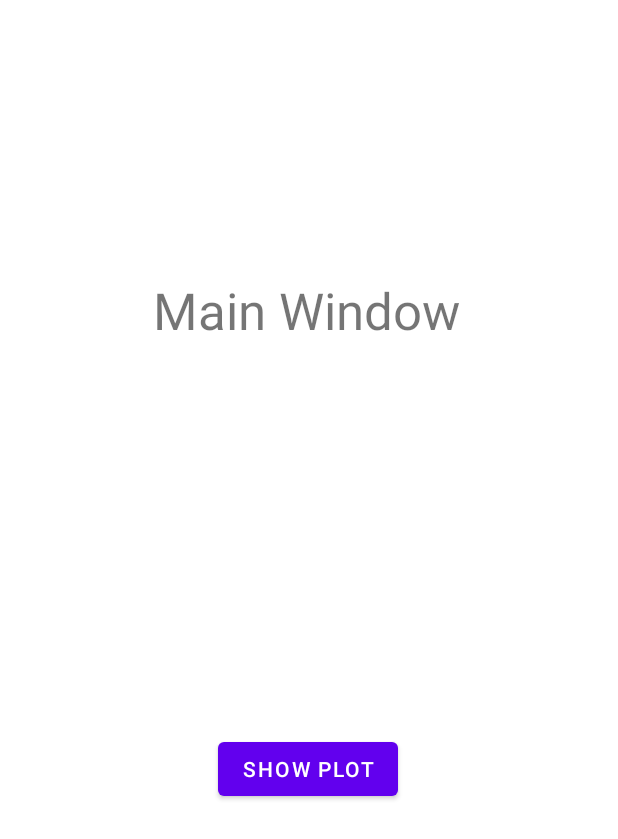
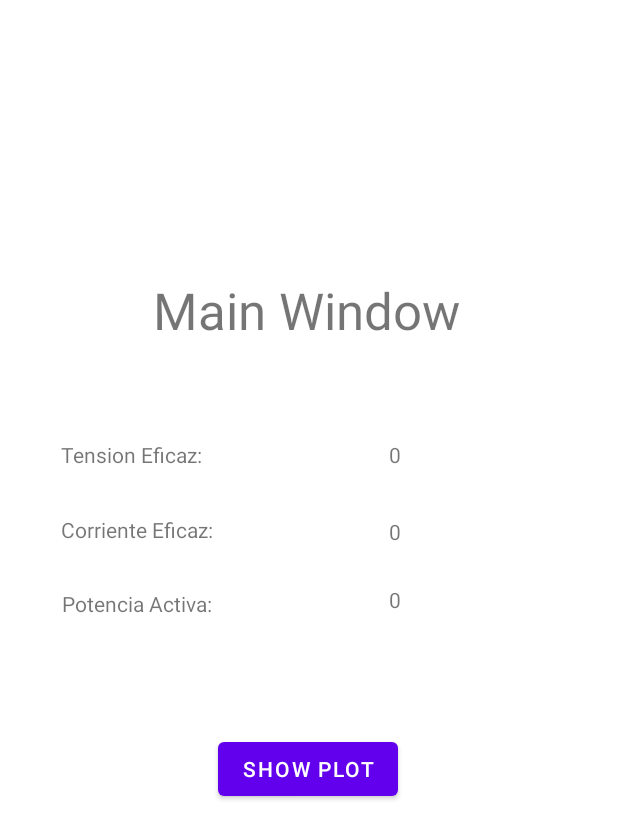
Before and after one commit to fgs222/ME1, an Android app: the layout activity_main.xml on its own in the app's theme, with its tools: preview values and no code run, on a phone screen of 412 x 824 dp. Shown: the top 839 px of the screen. Run offline under Robolectric (Android 15) with nearby library versions, the light colour scheme and no system bars; network calls fail.

Commit message:
Cambios Mainwindow
Seteo de Vef, Ief y P

```diff
--- a/TPO/app_cliente/app/src/main/java/com/example/app_cliente/Buffer.java
+++ b/TPO/app_cliente/app/src/main/java/com/example/app_cliente/Buffer.java
@@ -1,10 +1,29 @@
 package com.example.app_cliente;
 
 public class Buffer {
-    private Number[] Buffer;
+    private Number[] Buffer = {0};
 
-    public Number[] getBuffer() { return Buffer; }
-    public Number getBufferValue(int position) { return Buffer[position]; }
+    public Number[] getBuffer() { return this.Buffer; }
+    public Number getBufferValue(int position) { return this.Buffer[position]; }
+
+    public short[] asShort() {
+        short[] bufferShort = new short[this.Buffer.length];
+
+        for (int i = 0; i < this.Buffer.length; i++) { bufferShort[i] = this.Buffer[i].shortValue(); }
+
+        return bufferShort;
+    }
+
+    public int[] asInt() {
+        int[] bufferInt = new int[this.Buffer.length];
+        int i = 0;
+
+        for (i = 0; i < this.Buffer.length; i++){
+            bufferInt[i] = this.Buffer[i].intValue();
+        }
+
+        return bufferInt;
+    }
 
     public void SetBuffer( int bufferSize ) { this.Buffer = new Number[bufferSize]; }
     public void SetBufferValue( int position, Number value ){ this.Buffer[position] = value; }
--- a/TPO/app_cliente/app/src/main/java/com/example/app_cliente/MainActivity.java
+++ b/TPO/app_cliente/app/src/main/java/com/example/app_cliente/MainActivity.java
@@ -5,6 +5,8 @@ import androidx.appcompat.app.AppCompatActivity;
 import android.content.Intent;
 
 import android.os.Bundle;
+import android.os.Handler;
+import android.os.Looper;
 import android.util.Log;
 import android.view.View;
 import android.widget.AdapterView;
@@ -24,8 +26,10 @@ import org.json.JSONArray;
 import org.json.JSONException;
 import org.json.JSONObject;
 
+import java.text.DecimalFormat;
 import java.util.ArrayList;
-import static java.lang.Math.sqrt;
+import java.util.Timer;
+import java.util.TimerTask;
 
 public class MainActivity extends AppCompatActivity {
     private RequestQueue queue;         //Es una cola donde van los request que voy haciendo (libreria volley)
@@ -36,36 +40,9 @@ public class MainActivity extends AppCompatActivity {
     private Buffer bufferTension = new Buffer();     // Almacena el employee_salary
     private Buffer bufferCorriente = new Buffer();   // Almacena el employee_age
 
-    private int[] BufferTension_int;    // Almacena el employee_salary
-    private int[] BufferCorriente_int;  // Almacena el employee_age
-
-    // Defino los buffers, potencia de 2 para mas placer y por la FFT
-    private int POW_FREC_SHOW = 10;
-    private int POW_TIME_SHOW = 8;
-    private int POW_FFT_BUFFER = 16;
-
-    private int BUFFER_SIZE_SHOW_FREQ = (int) Math.pow(2,POW_FREC_SHOW);
-    private int BUFFER_SIZE_SHOW_TIME = (int) Math.pow(2,POW_TIME_SHOW);
-    private int BUFFER_SIZE = (int) Math.pow(2,POW_FFT_BUFFER);
-
-    // Buffer donde sale el valor crudo
-    short[] buffer = new short[BUFFER_SIZE];
-    double[] buffer_double = new double[BUFFER_SIZE];
-
-    // Contador de tiempo de ejecucion
-    private double time_exe = 0.0;
-    //---------------------------------------------------------------------------------------
-    //-------------------------- NATIVE Cpp -------------------------------------------------
-    //---------------------------------------------------------------------------------------
-    // Cargo la libreria en C nativo "signal_proces-lib.so" (la que hicimos acá)
-    /*static
-    {
-        System.loadLibrary("signal_proces_lib");
-    }*/
-
-    // Delcaro las funciones que voy a utilizar de la libreria
-    private native String getNativeString(); // Esta funcion esta contenida en la libreria
-    private native double[] calcularFFT(short[] input, int elementos);
+    private TextView textVef;
+    private TextView textIef;
+    private TextView textPot;
 
     //-----------------Interfaz-----------------//
     Button showPlotButton;
@@ -75,8 +52,20 @@ public class MainActivity extends AppCompatActivity {
         super.onCreate(savedInstanceState);
         setContentView(R.layout.activity_main);
 
+        textVef = (TextView) findViewById(R.id.displayVef);
+        textIef = (TextView) findViewById(R.id.displayIef);
+        //textPot = (TextView) findViewById(R.id.displayPot);
+
         queue = Volley.newRequestQueue(this);   //inicializo la queue
-        obtenerDatosVolley();
+
+        new Timer().scheduleAtFixedRate(new TimerTask() {
+            @Override
+            public void run() {
+                obtenerDatosVolley();
+                actualizarDisplay();
+            }
+        }, 0, 500);//put here time 500 milliseconds = 0.5 second
+
 
         showPlotButton = (Button)findViewById(R.id.button_plot);
         showPlotButton.setOnClickListener(new View.OnClickListener() {
@@ -108,23 +97,20 @@ public class MainActivity extends AppCompatActivity {
 
                     initializeBuffers( myJsonArray.length() );
 
-                    BufferTension_int = new int[myJsonArray.length()];
-                    BufferCorriente_int = new int[myJsonArray.length()];
-
                     for( int i = 0; i < myJsonArray.length(); i++ ) {
-                        JSONObject myJsonObject = myJsonArray.getJSONObject(i);
-                        String name = myJsonObject.getString("employee_name");
-                        String age = myJsonObject.getString("employee_age");
-                        String salary = myJsonObject.getString("employee_salary");
-
-                        BufferTension_int[i] = Integer.parseInt(salary);
-                        BufferCorriente_int[i] = Integer.parseInt(age);
+                        //JSONObject myJsonObject = myJsonArray.getJSONObject(i);
+                        //String name = myJsonObject.getString("employee_name");
+                        //String age = myJsonObject.getString("employee_age");
+                        //String salary = myJsonObject.getString("employee_salary");
+                        bufferCorriente.SetBufferValue(i, 1);
+                        bufferTension.SetBufferValue(i, 1);
                     }
 
                 } catch (JSONException e) {
                     e.printStackTrace();
                 }
-                mathematicalOperations();
+
+                //mathematicalOperations();
             }
         },
             new Response.ErrorListener() {
@@ -136,30 +122,21 @@ public class MainActivity extends AppCompatActivity {
         queue.add(request);
     }
 
-    /*
-    private void fft() {   //Nuevo metodo con logica para obtener json
+    private void actualizarDisplay() {
+        mathematicalOperations();
 
-        long startTime = System.currentTimeMillis();
+        new Handler(Looper.getMainLooper()).post(new Runnable(){
+            @Override
+            public void run() {
+                TextView textPot= (TextView) findViewById(R.id.displayPot);
+                textPot.setText( Double.toString( operations.activePowerValue() ) + " W" );
+            }
+        });
 
-        // Calculo FFT en la libreria de C
-        buffer_double = calcularFFT(BufferCorriente_short, BUFFER_SIZE);
-
-        time_exe = System.currentTimeMillis() - startTime;
-        // Actualizo el tiempo de calculo
-
-        // obtenemos el modulo y mostramos en el grafico de FFT
-        int buffer_mod_count = 0;
-        for (int i = 0; i < BUFFER_SIZE_SHOW_FREQ; i++)
-        {
-            // calculamos el modulo
-            double aux_mod = sqrt(buffer_double[buffer_mod_count]*buffer_double[buffer_mod_count] + buffer_double[buffer_mod_count+1]*buffer_double[buffer_mod_count+1]);
-
-            // Adelantamos el index del buffer con un paso grande, submuestreando la salida real
-            // asi no colgamos el grafico con muchos puntos.
-            buffer_mod_count += 2^(POW_FFT_BUFFER-POW_FREC_SHOW);
-
-        }
-    }*/
+        //textVef.setText( Double.toString( operations.getVoltageRmsValue() ) );
+        //textIef.setText( Double.toString( operations.getCurrentRmsValue() ) );
+        //textPot.setText( Double.toString( operations.activePowerValue() ) );
+    }
 
     private void initializeBuffers( int bufferSize ){
         bufferNames.SetBuffer( bufferSize );
@@ -168,13 +145,13 @@ public class MainActivity extends AppCompatActivity {
     }
 
     private void mathematicalOperations(){
-        operations.setCurrentMeanValue(operations.meanValue(BufferCorriente_int));
-        operations.setVoltageMeanValue(operations.meanValue(BufferTension_int));
-        operations.setCurrentRmsValue(operations.rmsValue(BufferCorriente_int));
-        operations.setVoltageRmsValue(operations.rmsValue(BufferTension_int));
+        operations.setCurrentMeanValue(operations.meanValue(bufferCorriente.asInt()));
+        operations.setVoltageMeanValue(operations.meanValue(bufferTension.asInt()));
+        operations.setCurrentRmsValue(operations.rmsValue(bufferCorriente.asInt()));
+        operations.setVoltageRmsValue(operations.rmsValue(bufferTension.asInt()));
 
         Log.d("Potencia activa", operations.activePowerValue() +"W");
 
-        Log.d("Potencia aparente", operations.apparentPower(BufferTension_int, BufferCorriente_int) +"VA");
+        Log.d("Potencia aparente", operations.apparentPower(bufferTension.asInt(), bufferCorriente.asInt()) +"VA");
     }
 }
--- a/TPO/app_cliente/app/src/main/java/com/example/app_cliente/PlotActivity.java
+++ b/TPO/app_cliente/app/src/main/java/com/example/app_cliente/PlotActivity.java
@@ -33,8 +33,8 @@ public class PlotActivity extends AppCompatActivity {
         plot = findViewById(R.id.plot);
 
         // Turn the above arrays into XYSeries
-        //XYSeries series1 = new SimpleXYSeries(series1Numbers);
-        //        SimpleXYSeries.ArrayFormat.Y_VALS_ONLY,"Series 1");
+        // XYSeries series1 = new SimpleXYSeries(series1Numbers);
+        // SimpleXYSeries.ArrayFormat.Y_VALS_ONLY,"Series 1");
         XYSeries series1 = new SimpleXYSeries(Arrays.asList(series1Numbers),
                 SimpleXYSeries.ArrayFormat.Y_VALS_ONLY,"Series 1");
 
--- a/TPO/app_cliente/app/src/main/res/layout/activity_main.xml
+++ b/TPO/app_cliente/app/src/main/res/layout/activity_main.xml
@@ -40,4 +40,109 @@
         app:layout_constraintEnd_toEndOf="parent"
         app:layout_constraintStart_toStartOf="parent"
         app:layout_constraintTop_toTopOf="parent" />
+
+    <TextView
+        android:id="@+id/textVef"
+        android:layout_width="wrap_content"
+        android:layout_height="wrap_content"
+        android:layout_marginStart="40dp"
+        android:layout_marginLeft="40dp"
+        android:layout_marginTop="245dp"
+        android:layout_marginEnd="277dp"
+        android:layout_marginRight="277dp"
+        android:layout_marginBottom="463dp"
+        android:text="Tension Eficaz:"
+        app:layout_constraintBottom_toBottomOf="parent"
+        app:layout_constraintEnd_toEndOf="parent"
+        app:layout_constraintStart_toStartOf="parent"
+        app:layout_constraintTop_toTopOf="parent" />
+
+    <TextView
+        android:id="@+id/textIef"
+        android:layout_width="wrap_content"
+        android:layout_height="wrap_content"
+        android:layout_marginStart="40dp"
+        android:layout_marginLeft="40dp"
+        android:layout_marginTop="295dp"
+        android:layout_marginEnd="269dp"
+        android:layout_marginRight="269dp"
+        android:layout_marginBottom="413dp"
+        android:text="Corriente Eficaz:"
+        app:layout_constraintBottom_toBottomOf="parent"
+        app:layout_constraintEnd_toEndOf="parent"
+        app:layout_constraintStart_toStartOf="parent"
+        app:layout_constraintTop_toTopOf="parent" />
+
+    <TextView
+        android:id="@+id/textPot"
+        android:layout_width="wrap_content"
+        android:layout_height="wrap_content"
+        android:layout_marginStart="40dp"
+        android:layout_marginLeft="40dp"
+        android:layout_marginTop="344dp"
+        android:layout_marginEnd="270dp"
+        android:layout_marginRight="270dp"
+        android:layout_marginBottom="363dp"
+        android:text="Potencia Activa:"
+        app:layout_constraintBottom_toBottomOf="parent"
+        app:layout_constraintEnd_toEndOf="parent"
+        app:layout_constraintStart_toStartOf="parent"
+        app:layout_constraintTop_toTopOf="parent" />
+
+    <androidx.constraintlayout.widget.Barrier
+        android:id="@+id/barrier2"
+        android:layout_width="wrap_content"
+        android:layout_height="wrap_content"
+        app:barrierDirection="left"
+        app:constraint_referenced_ids="textPot"
+        tools:layout_editor_absoluteX="37dp" />
+
+    <TextView
+        android:id="@+id/displayVef"
+        android:layout_width="wrap_content"
+        android:layout_height="wrap_content"
+        android:layout_marginStart="234dp"
+        android:layout_marginLeft="234dp"
+        android:layout_marginTop="245dp"
+        android:layout_marginEnd="120dp"
+        android:layout_marginRight="120dp"
+        android:layout_marginBottom="463dp"
+        android:text="0"
+        app:layout_constraintBottom_toBottomOf="parent"
+        app:layout_constraintEnd_toEndOf="parent"
+        app:layout_constraintStart_toStartOf="parent"
+        app:layout_constraintTop_toTopOf="parent" />
+
+    <TextView
+        android:id="@+id/displayIef"
+        android:layout_width="wrap_content"
+        android:layout_height="wrap_content"
+        android:layout_marginStart="234dp"
+        android:layout_marginLeft="234dp"
+        android:layout_marginTop="298dp"
+        android:layout_marginEnd="120dp"
+        android:layout_marginRight="120dp"
+        android:layout_marginBottom="414dp"
+        android:text="0"
+        app:layout_constraintBottom_toBottomOf="parent"
+        app:layout_constraintEnd_toEndOf="parent"
+        app:layout_constraintStart_toStartOf="parent"
+        app:layout_constraintTop_toTopOf="parent" />
+
+    <TextView
+        android:id="@+id/displayPot"
+        android:layout_width="wrap_content"
+        android:layout_height="wrap_content"
+        android:layout_marginStart="234dp"
+        android:layout_marginLeft="234dp"
+        android:layout_marginTop="344dp"
+        android:layout_marginEnd="120dp"
+        android:layout_marginRight="120dp"
+        android:layout_marginBottom="369dp"
+        android:text="0"
+        app:layout_constraintBottom_toBottomOf="parent"
+        app:layout_constraintEnd_toEndOf="parent"
+        app:layout_constraintStart_toStartOf="parent"
+        app:layout_constraintTop_toTopOf="parent" />
+
 </androidx.constraintlayout.widget.ConstraintLayout>
```
Also changed, not shown: TPO/app_cliente/app/src/main/java/com/example/app_cliente/Fft.java (added, +56 -0 lines), TPO/app_cliente/app/src/main/java/com/example/app_cliente/Operations.java (+8 -8 lines), 1 other file.
